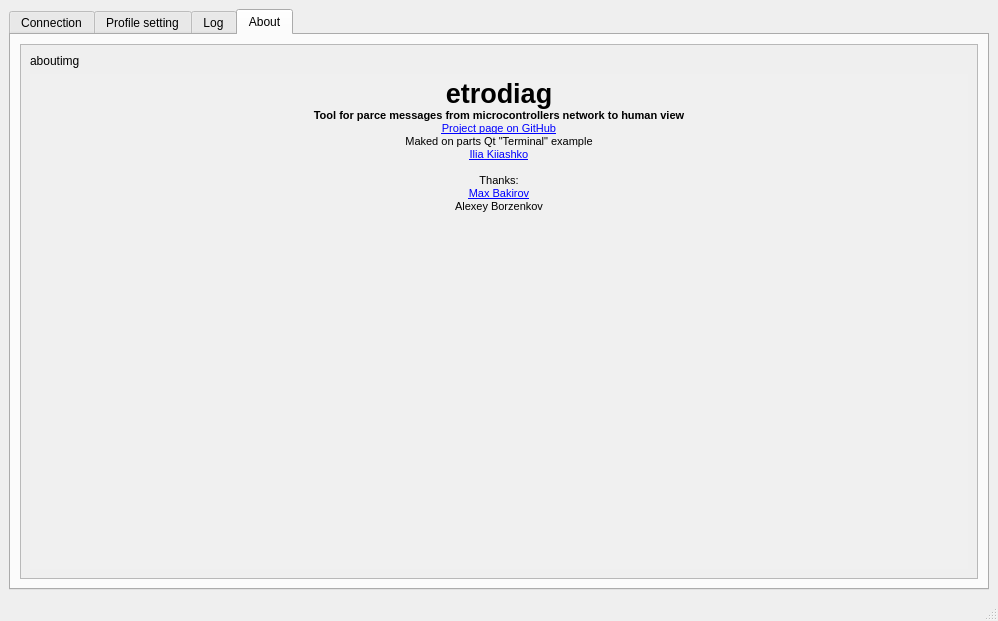
First picture: the form in mainwindow.ui, repository nghtsnw/etrodiag, before the edit.
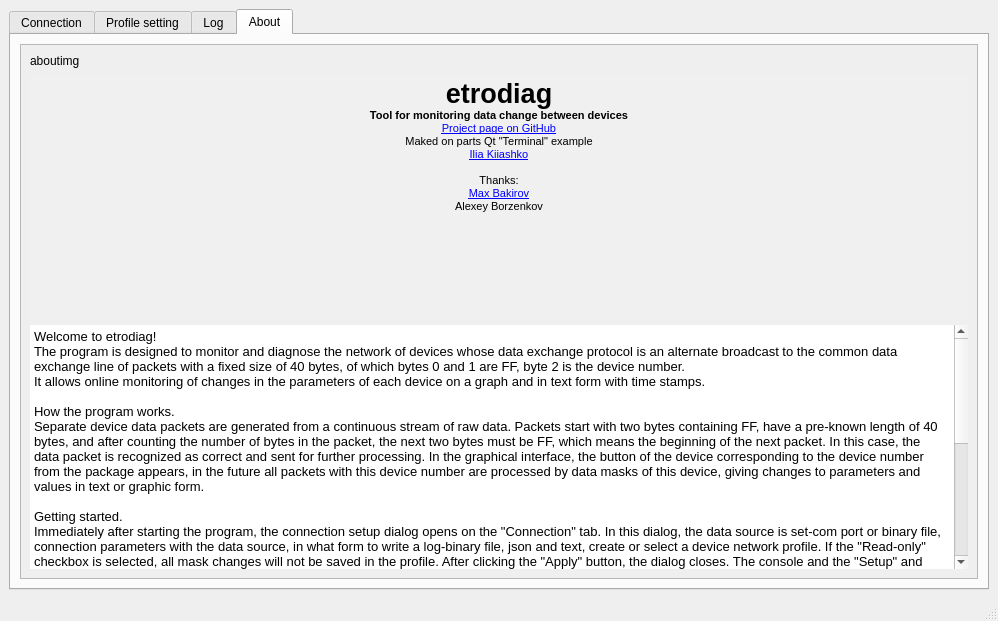
Second picture: the form after the edit. The open tabs and pages were chosen to show the change.

Commit message:
Add translate and help
If default locale ru - interface automatic viewed on russian. Adding help to about tab. Small tune ui.

What changed in the file:
```diff
--- a/mainwindow.ui
+++ b/mainwindow.ui
@@ -165,17 +165,26 @@
       </widget>
       <widget class="QWidget" name="tab_about">
        <property name="sizePolicy">
-        <sizepolicy hsizetype="Expanding" vsizetype="Expanding">
+        <sizepolicy hsizetype="Preferred" vsizetype="Preferred">
          <horstretch>0</horstretch>
          <verstretch>0</verstretch>
         </sizepolicy>
        </property>
+       <property name="autoFillBackground">
+        <bool>false</bool>
+       </property>
        <attribute name="title">
         <string>About</string>
        </attribute>
        <layout class="QVBoxLayout" name="verticalLayout">
         <item>
          <widget class="QScrollArea" name="scrollArea">
+          <property name="sizePolicy">
+           <sizepolicy hsizetype="Preferred" vsizetype="Preferred">
+            <horstretch>0</horstretch>
+            <verstretch>0</verstretch>
+           </sizepolicy>
+          </property>
           <property name="sizeAdjustPolicy">
            <enum>QAbstractScrollArea::AdjustToContents</enum>
           </property>
@@ -187,19 +196,16 @@
             <rect>
              <x>0</x>
              <y>0</y>
-             <width>956</width>
-             <height>514</height>
+             <width>940</width>
+             <height>469</height>
             </rect>
            </property>
            <property name="sizePolicy">
-            <sizepolicy hsizetype="Expanding" vsizetype="Expanding">
+            <sizepolicy hsizetype="Preferred" vsizetype="Preferred">
              <horstretch>0</horstretch>
              <verstretch>0</verstretch>
             </sizepolicy>
            </property>
-           <property name="layoutDirection">
-            <enum>Qt::LeftToRight</enum>
-           </property>
            <layout class="QVBoxLayout" name="verticalLayout_2">
             <item>
              <widget class="QLabel" name="aboutimg">
@@ -218,7 +224,13 @@
              </widget>
             </item>
             <item>
-             <widget class="QTextBrowser" name="textBrowser">
+             <widget class="QTextBrowser" name="aboutText">
+              <property name="sizePolicy">
+               <sizepolicy hsizetype="Preferred" vsizetype="Preferred">
+                <horstretch>0</horstretch>
+                <verstretch>0</verstretch>
+               </sizepolicy>
+              </property>
               <property name="minimumSize">
                <size>
                 <width>0</width>
@@ -320,16 +332,16 @@
                <string>&lt;!DOCTYPE HTML PUBLIC &quot;-//W3C//DTD HTML 4.0//EN&quot; &quot;http://www.w3.org/TR/REC-html40/strict.dtd&quot;&gt;
 &lt;html&gt;&lt;head&gt;&lt;meta name=&quot;qrichtext&quot; content=&quot;1&quot; /&gt;&lt;style type=&quot;text/css&quot;&gt;
 p, li { white-space: pre-wrap; }
-&lt;/style&gt;&lt;/head&gt;&lt;body style=&quot; font-family:'MS Shell Dlg 2'; font-size:8.25pt; font-weight:400; font-style:normal;&quot;&gt;
+&lt;/style&gt;&lt;/head&gt;&lt;body style=&quot; font-family:'MS Shell Dlg 2'; font-size:8pt; font-weight:400; font-style:normal;&quot;&gt;
 &lt;p align=&quot;center&quot; style=&quot; margin-top:0px; margin-bottom:0px; margin-left:0px; margin-right:0px; -qt-block-indent:0; text-indent:0px;&quot;&gt;&lt;span style=&quot; font-size:20pt; font-weight:600;&quot;&gt;etrodiag&lt;/span&gt;&lt;/p&gt;
-&lt;p align=&quot;center&quot; style=&quot; margin-top:0px; margin-bottom:0px; margin-left:0px; margin-right:0px; -qt-block-indent:0; text-indent:0px;&quot;&gt;&lt;span style=&quot; font-size:8pt; font-weight:600;&quot;&gt;Tool for parce messages from microcontrollers network to human view&lt;/span&gt;&lt;/p&gt;
-&lt;p align=&quot;center&quot; style=&quot; margin-top:0px; margin-bottom:0px; margin-left:0px; margin-right:0px; -qt-block-indent:0; text-indent:0px;&quot;&gt;&lt;a href=&quot;https://github.com/nghtsnw/etrodiag&quot;&gt;&lt;span style=&quot; font-size:8pt; text-decoration: underline; color:#0000ff;&quot;&gt;Project page on GitHub&lt;/span&gt;&lt;/a&gt;&lt;/p&gt;
-&lt;p align=&quot;center&quot; style=&quot; margin-top:0px; margin-bottom:0px; margin-left:0px; margin-right:0px; -qt-block-indent:0; text-indent:0px;&quot;&gt;&lt;span style=&quot; font-size:8pt;&quot;&gt;Maked on parts Qt &amp;quot;Terminal&amp;quot; example&lt;/span&gt;&lt;/p&gt;
-&lt;p align=&quot;center&quot; style=&quot; margin-top:0px; margin-bottom:0px; margin-left:0px; margin-right:0px; -qt-block-indent:0; text-indent:0px;&quot;&gt;&lt;a href=&quot;https://github.com/nghtsnw&quot;&gt;&lt;span style=&quot; font-size:8pt; text-decoration: underline; color:#0000ff;&quot;&gt;Ilia Kiiashko&lt;/span&gt;&lt;/a&gt;&lt;/p&gt;
-&lt;p align=&quot;center&quot; style=&quot;-qt-paragraph-type:empty; margin-top:0px; margin-bottom:0px; margin-left:0px; margin-right:0px; -qt-block-indent:0; text-indent:0px; font-size:8pt;&quot;&gt;&lt;br /&gt;&lt;/p&gt;
-&lt;p align=&quot;center&quot; style=&quot; margin-top:0px; margin-bottom:0px; margin-left:0px; margin-right:0px; -qt-block-indent:0; text-indent:0px;&quot;&gt;&lt;span style=&quot; font-size:8pt;&quot;&gt;Thanks:&lt;/span&gt;&lt;/p&gt;
-&lt;p align=&quot;center&quot; style=&quot; margin-top:0px; margin-bottom:0px; margin-left:0px; margin-right:0px; -qt-block-indent:0; text-indent:0px;&quot;&gt;&lt;a href=&quot;https://github.com/gmoximko&quot;&gt;&lt;span style=&quot; font-size:8pt; text-decoration: underline; color:#0000ff;&quot;&gt;Max Bakirov&lt;/span&gt;&lt;/a&gt;&lt;/p&gt;
-&lt;p align=&quot;center&quot; style=&quot; margin-top:0px; margin-bottom:0px; margin-left:0px; margin-right:0px; -qt-block-indent:0; text-indent:0px;&quot;&gt;&lt;span style=&quot; font-size:8pt;&quot;&gt;Alexey Borzenkov&lt;/span&gt;&lt;/p&gt;&lt;/body&gt;&lt;/html&gt;</string>
+&lt;p align=&quot;center&quot; style=&quot; margin-top:0px; margin-bottom:0px; margin-left:0px; margin-right:0px; -qt-block-indent:0; text-indent:0px;&quot;&gt;&lt;span style=&quot; font-weight:600;&quot;&gt;Tool for monitoring data change between devices&lt;/span&gt;&lt;/p&gt;
+&lt;p align=&quot;center&quot; style=&quot; margin-top:0px; margin-bottom:0px; margin-left:0px; margin-right:0px; -qt-block-indent:0; text-indent:0px;&quot;&gt;&lt;a href=&quot;https://github.com/nghtsnw/etrodiag&quot;&gt;&lt;span style=&quot; text-decoration: underline; color:#0000ff;&quot;&gt;Project page on GitHub&lt;/span&gt;&lt;/a&gt;&lt;/p&gt;
+&lt;p align=&quot;center&quot; style=&quot; margin-top:0px; margin-bottom:0px; margin-left:0px; margin-right:0px; -qt-block-indent:0; text-indent:0px;&quot;&gt;Maked on parts Qt &amp;quot;Terminal&amp;quot; example&lt;/p&gt;
+&lt;p align=&quot;center&quot; style=&quot; margin-top:0px; margin-bottom:0px; margin-left:0px; margin-right:0px; -qt-block-indent:0; text-indent:0px;&quot;&gt;&lt;a href=&quot;https://github.com/nghtsnw&quot;&gt;&lt;span style=&quot; text-decoration: underline; color:#0000ff;&quot;&gt;Ilia Kiiashko&lt;/span&gt;&lt;/a&gt;&lt;/p&gt;
+&lt;p align=&quot;center&quot; style=&quot;-qt-paragraph-type:empty; margin-top:0px; margin-bottom:0px; margin-left:0px; margin-right:0px; -qt-block-indent:0; text-indent:0px;&quot;&gt;&lt;br /&gt;&lt;/p&gt;
+&lt;p align=&quot;center&quot; style=&quot; margin-top:0px; margin-bottom:0px; margin-left:0px; margin-right:0px; -qt-block-indent:0; text-indent:0px;&quot;&gt;Thanks:&lt;/p&gt;
+&lt;p align=&quot;center&quot; style=&quot; margin-top:0px; margin-bottom:0px; margin-left:0px; margin-right:0px; -qt-block-indent:0; text-indent:0px;&quot;&gt;&lt;a href=&quot;https://github.com/gmoximko&quot;&gt;&lt;span style=&quot; text-decoration: underline; color:#0000ff;&quot;&gt;Max Bakirov&lt;/span&gt;&lt;/a&gt;&lt;/p&gt;
+&lt;p align=&quot;center&quot; style=&quot; margin-top:0px; margin-bottom:0px; margin-left:0px; margin-right:0px; -qt-block-indent:0; text-indent:0px;&quot;&gt;Alexey Borzenkov&lt;/p&gt;&lt;/body&gt;&lt;/html&gt;</string>
               </property>
               <property name="overwriteMode">
                <bool>false</bool>
@@ -351,6 +363,112 @@
               </property>
              </widget>
             </item>
+            <item>
+             <widget class="QTextBrowser" name="helpText">
+              <property name="sizePolicy">
+               <sizepolicy hsizetype="Preferred" vsizetype="Preferred">
+                <horstretch>0</horstretch>
+                <verstretch>0</verstretch>
+               </sizepolicy>
+              </property>
+              <property name="palette">
+               <palette>
+                <active>
+                 <colorrole role="PlaceholderText">
+                  <brush brushstyle="SolidPattern">
+                   <color alpha="255">
+                    <red>105</red>
+                    <green>105</green>
+                    <blue>105</blue>
+                   </color>
+                  </brush>
+                 </colorrole>
+                </active>
+                <inactive>
+                 <colorrole role="PlaceholderText">
+                  <brush brushstyle="SolidPattern">
+                   <color alpha="255">
+                    <red>105</red>
+                    <green>105</green>
+                    <blue>105</blue>
+                   </color>
+                  </brush>
+                 </colorrole>
+                </inactive>
+                <disabled>
+                 <colorrole role="PlaceholderText">
+                  <brush brushstyle="SolidPattern">
+                   <color alpha="255">
+                    <red>105</red>
+                    <green>105</green>
+                    <blue>105</blue>
+                   </color>
+                  </brush>
+                 </colorrole>
+                </disabled>
+               </palette>
+              </property>
+              <property name="font">
+               <font>
+                <pointsize>12</pointsize>
+               </font>
+              </property>
+              <property name="tabletTracking">
+               <bool>true</bool>
+              </property>
+              <property name="focusPolicy">
+               <enum>Qt::NoFocus</enum>
+              </property>
+              <property name="contextMenuPolicy">
+               <enum>Qt::NoContextMenu</enum>
+              </property>
+              <property name="acceptDrops">
+               <bool>false</bool>
+              </property>
+              <property name="frameShape">
+               <enum>QFrame::NoFrame</enum>
+              </property>
+              <property name="frameShadow">
+               <enum>QFrame::Sunken</enum>
+              </property>
+              <property name="verticalScrollBarPolicy">
+               <enum>Qt::ScrollBarAsNeeded</enum>
+              </property>
+              <property name="sizeAdjustPolicy">
+               <enum>QAbstractScrollArea::AdjustToContents</enum>
+              </property>
+              <property name="html">
+               <string>&lt;!DOCTYPE HTML PUBLIC &quot;-//W3C//DTD HTML 4.0//EN&quot; &quot;http://www.w3.org/TR/REC-html40/strict.dtd&quot;&gt;
+&lt;html&gt;&lt;head&gt;&lt;meta name=&quot;qrichtext&quot; content=&quot;1&quot; /&gt;&lt;style type=&quot;text/css&quot;&gt;
+p, li { white-space: pre-wrap; }
+&lt;/style&gt;&lt;/head&gt;&lt;body style=&quot; font-family:'MS Shell Dlg 2'; font-size:12pt; font-weight:400; font-style:normal;&quot;&gt;
+&lt;p style=&quot; margin-top:0px; margin-bottom:0px; margin-left:0px; margin-right:0px; -qt-block-indent:0; text-indent:0px;&quot;&gt;&lt;span style=&quot; font-size:10pt;&quot;&gt;Welcome to etrodiag!&lt;/span&gt;&lt;/p&gt;
+&lt;p style=&quot; margin-top:0px; margin-bottom:0px; margin-left:0px; margin-right:0px; -qt-block-indent:0; text-indent:0px;&quot;&gt;&lt;span style=&quot; font-size:10pt;&quot;&gt;The program is designed to monitor and diagnose the network of devices whose data exchange protocol is an alternate broadcast to the common data exchange line of packets with a fixed size of 40 bytes, of which bytes 0 and 1 are FF, byte 2 is the device number.&lt;/span&gt;&lt;/p&gt;
+&lt;p style=&quot; margin-top:0px; margin-bottom:0px; margin-left:0px; margin-right:0px; -qt-block-indent:0; text-indent:0px;&quot;&gt;&lt;span style=&quot; font-size:10pt;&quot;&gt;It allows online monitoring of changes in the parameters of each device on a graph and in text form with time stamps.&lt;/span&gt;&lt;/p&gt;
+&lt;p style=&quot;-qt-paragraph-type:empty; margin-top:0px; margin-bottom:0px; margin-left:0px; margin-right:0px; -qt-block-indent:0; text-indent:0px; font-size:10pt;&quot;&gt;&lt;br /&gt;&lt;/p&gt;
+&lt;p style=&quot; margin-top:0px; margin-bottom:0px; margin-left:0px; margin-right:0px; -qt-block-indent:0; text-indent:0px;&quot;&gt;&lt;span style=&quot; font-size:10pt;&quot;&gt;How the program works.&lt;/span&gt;&lt;/p&gt;
+&lt;p style=&quot; margin-top:0px; margin-bottom:0px; margin-left:0px; margin-right:0px; -qt-block-indent:0; text-indent:0px;&quot;&gt;&lt;span style=&quot; font-size:10pt;&quot;&gt;Separate device data packets are generated from a continuous stream of raw data. Packets start with two bytes containing FF, have a pre-known length of 40 bytes, and after counting the number of bytes in the packet, the next two bytes must be FF, which means the beginning of the next packet. In this case, the data packet is recognized as correct and sent for further processing. In the graphical interface, the button of the device corresponding to the device number from the package appears, in the future all packets with this device number are processed by data masks of this device, giving changes to parameters and values in text or graphic form.&lt;/span&gt;&lt;/p&gt;
+&lt;p style=&quot;-qt-paragraph-type:empty; margin-top:0px; margin-bottom:0px; margin-left:0px; margin-right:0px; -qt-block-indent:0; text-indent:0px; font-size:10pt;&quot;&gt;&lt;br /&gt;&lt;/p&gt;
+&lt;p style=&quot; margin-top:0px; margin-bottom:0px; margin-left:0px; margin-right:0px; -qt-block-indent:0; text-indent:0px;&quot;&gt;&lt;span style=&quot; font-size:10pt;&quot;&gt;Getting started.&lt;/span&gt;&lt;/p&gt;
+&lt;p style=&quot; margin-top:0px; margin-bottom:0px; margin-left:0px; margin-right:0px; -qt-block-indent:0; text-indent:0px;&quot;&gt;&lt;span style=&quot; font-size:10pt;&quot;&gt;Immediately after starting the program, the connection setup dialog opens on the &amp;quot;Connection&amp;quot; tab. In this dialog, the data source is set-com port or binary file, connection parameters with the data source, in what form to write a log-binary file, json and text, create or select a device network profile. If the &amp;quot;Read-only&amp;quot; checkbox is selected, all mask changes will not be saved in the profile. After clicking the &amp;quot;Apply&amp;quot; button, the dialog closes. The console and the &amp;quot;Setup&amp;quot; and &amp;quot;Connect&amp;quot; buttons are displayed. When you click the Connect button, a connection is made to the data source. When the connection is correct, data in hex format starts appearing in the console.&lt;/span&gt;&lt;/p&gt;
+&lt;p style=&quot; margin-top:0px; margin-bottom:0px; margin-left:0px; margin-right:0px; -qt-block-indent:0; text-indent:0px;&quot;&gt;&lt;span style=&quot; font-size:10pt;&quot;&gt;On the &amp;quot;Profile Settings&amp;quot; tab, a button appears with the device number taken from the second byte of the package.&lt;/span&gt;&lt;/p&gt;
+&lt;p style=&quot; margin-top:0px; margin-bottom:0px; margin-left:0px; margin-right:0px; -qt-block-indent:0; text-indent:0px;&quot;&gt;&lt;span style=&quot; font-size:10pt;&quot;&gt;Clicking on the device button opens a dialog that displays the device name input field and 40 buttons that visualize each byte of the package. When a byte is changed, the button is briefly highlighted in green. Since some device variables can be not only 8 bits, but also 16 and 32, bytes can be combined into words. In this case, the high byte button displays all the data of the word in hex form, the low byte buttons of the word are inactive and indicated by the arrow&amp;quot; - - -&amp;gt;&amp;quot;. If there is at least one mask in the word, then the word size cannot be changed.&lt;/span&gt;&lt;/p&gt;
+&lt;p style=&quot; margin-top:0px; margin-bottom:0px; margin-left:0px; margin-right:0px; -qt-block-indent:0; text-indent:0px;&quot;&gt;&lt;span style=&quot; font-size:10pt;&quot;&gt;Clicking the byte/word button opens a dialog with a list of masks. Masks allow you to correlate changes to specific bytes of a word with a specific parameter or value of a device variable. Masks are also the source of parameter-value data displayed in text form or in the form of a graph.&lt;/span&gt;&lt;/p&gt;
+&lt;p style=&quot; margin-top:0px; margin-bottom:0px; margin-left:0px; margin-right:0px; -qt-block-indent:0; text-indent:0px;&quot;&gt;&lt;span style=&quot; font-size:10pt;&quot;&gt;By adding a new mask, or selecting an existing one, you can set the processed data bytes, the multiplier and shift of the final value, the output of the value in the log or on the graph, the color of the curve on the graph.&lt;/span&gt;&lt;/p&gt;
+&lt;p style=&quot; margin-top:0px; margin-bottom:0px; margin-left:0px; margin-right:0px; -qt-block-indent:0; text-indent:0px;&quot;&gt;&lt;span style=&quot; font-size:10pt;&quot;&gt;Pressing the device button returns to the previous dialog. When you exit the device settings dialog, if the &amp;quot;Read-only&amp;quot; option is unchecked in the connection settings, the profile is saved with the corresponding line displayed in the text log.&lt;/span&gt;&lt;/p&gt;
+&lt;p style=&quot; margin-top:0px; margin-bottom:0px; margin-left:0px; margin-right:0px; -qt-block-indent:0; text-indent:0px;&quot;&gt;&lt;span style=&quot; font-size:10pt;&quot;&gt;On the &amp;quot;Profile Settings&amp;quot; tab, devices are displayed on the left side, and on the right side of the tab of each of the devices with the available parameter masks and their current values. When the value is changed, its designation in the line is highlighted in green. The &amp;quot;Monitoring&amp;quot; tab displays a graph of the process of changing the selected parameters and a text log. The graph allows you to record the minima and maxima of values since the beginning of the reference of these values. These values are reset by double-clicking on the chart with the left mouse button.&lt;/span&gt;&lt;/p&gt;&lt;/body&gt;&lt;/html&gt;</string>
+              </property>
+              <property name="acceptRichText">
+               <bool>true</bool>
+              </property>
+              <property name="textInteractionFlags">
+               <set>Qt::NoTextInteraction</set>
+              </property>
+              <property name="openLinks">
+               <bool>false</bool>
+              </property>
+             </widget>
+            </item>
            </layout>
           </widget>
          </widget>
```
Left out of the diff: 4 changed lines with no effect on the pictures. The commit also changes 7 other files.
